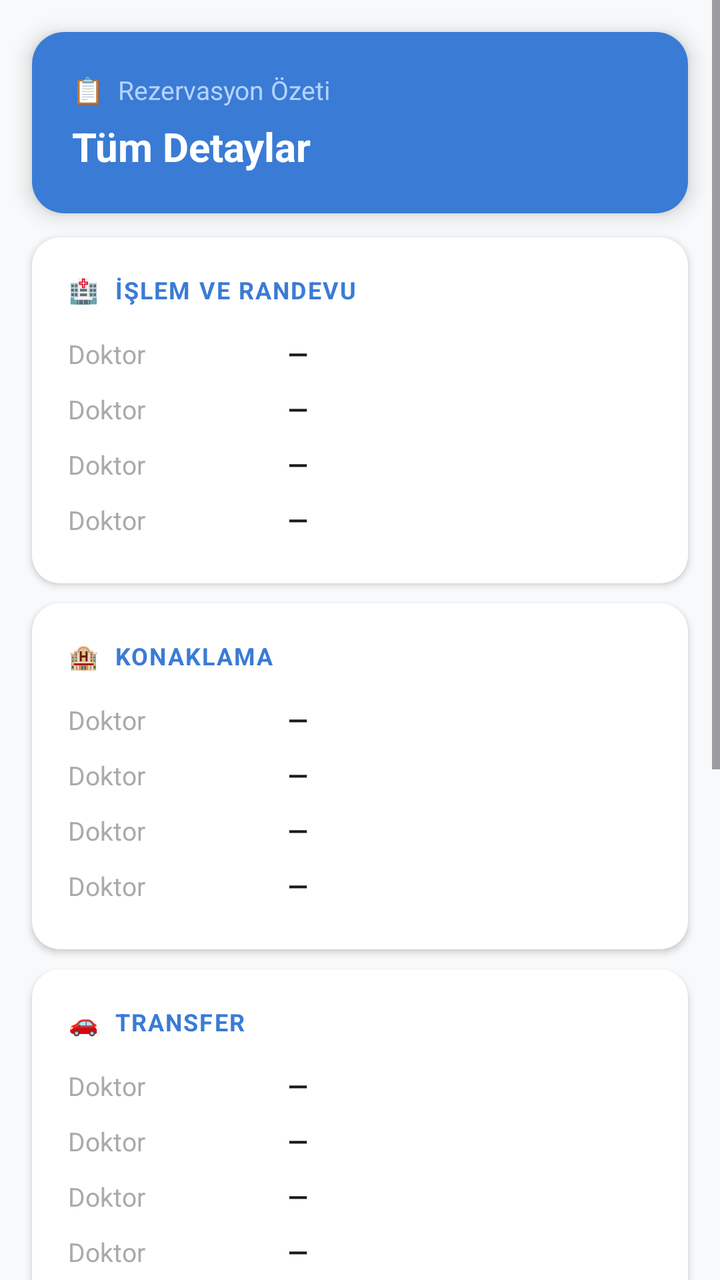
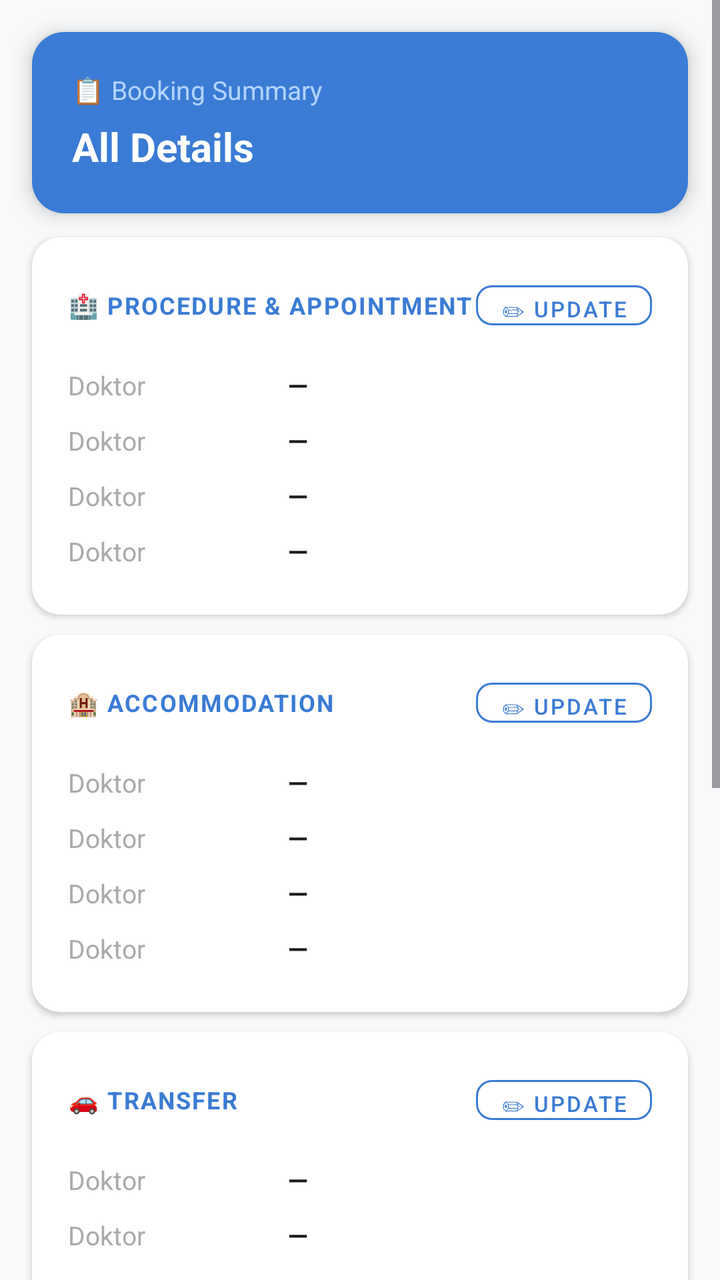

An Android layout rendered at two revisions. The XML below is the earlier revision; the diff shows what the commit changed to produce the second picture.
<!-- AndroidManifest.xml: application theme Theme.HealifyApp -->
<!-- res/layout/fragment_summary.xml -->
<?xml version="1.0" encoding="utf-8"?>
<ScrollView xmlns:android="http://schemas.android.com/apk/res/android"
    xmlns:app="http://schemas.android.com/apk/res-auto"
    android:layout_width="match_parent"
    android:layout_height="match_parent"
    android:background="#F8F9FA">

    <LinearLayout
        android:layout_width="match_parent"
        android:layout_height="wrap_content"
        android:orientation="vertical"
        android:paddingBottom="40dp">

        
        <androidx.cardview.widget.CardView
            android:layout_width="match_parent"
            android:layout_height="wrap_content"
            android:layout_marginStart="16dp"
            android:layout_marginEnd="16dp"
            android:layout_marginTop="16dp"
            app:cardCornerRadius="16dp"
            app:cardElevation="6dp">
            <LinearLayout android:layout_width="match_parent" android:layout_height="wrap_content"
                android:orientation="vertical" android:padding="20dp" android:background="#3A7BD5">
                <TextView android:layout_width="wrap_content" android:layout_height="wrap_content"
                    android:text="📋  Rezervasyon Özeti" android:textColor="#B3D4FF" android:textSize="13sp" />
                <TextView android:layout_width="wrap_content" android:layout_height="wrap_content"
                    android:text="Tüm Detaylar" android:textColor="#FFFFFF"
                    android:textSize="20sp" android:textStyle="bold" android:layout_marginTop="6dp" />
            </LinearLayout>
        </androidx.cardview.widget.CardView>

        
        <androidx.cardview.widget.CardView
            android:layout_width="match_parent" android:layout_height="wrap_content"
            android:layout_marginStart="16dp" android:layout_marginEnd="16dp" android:layout_marginTop="12dp"
            app:cardCornerRadius="14dp" app:cardElevation="2dp">
            <LinearLayout android:layout_width="match_parent" android:layout_height="wrap_content"
                android:orientation="vertical" android:padding="18dp" android:background="#FFFFFF">
                <TextView android:layout_width="wrap_content" android:layout_height="wrap_content"
                    android:text="🏥  İŞLEM VE RANDEVU"
                    android:textColor="#3A7BD5" android:textSize="12sp" android:textStyle="bold"
                    android:letterSpacing="0.06" android:layout_marginBottom="10dp" />
                <include layout="@layout/item_summary_row" android:id="@+id/rowDoctor" />
                <include layout="@layout/item_summary_row" android:id="@+id/rowCategory" />
                <include layout="@layout/item_summary_row" android:id="@+id/rowDate" />
                <include layout="@layout/item_summary_row" android:id="@+id/rowTime" />
            </LinearLayout>
        </androidx.cardview.widget.CardView>

        
        <androidx.cardview.widget.CardView
            android:layout_width="match_parent" android:layout_height="wrap_content"
            android:layout_marginStart="16dp" android:layout_marginEnd="16dp" android:layout_marginTop="10dp"
            app:cardCornerRadius="14dp" app:cardElevation="2dp">
            <LinearLayout android:layout_width="match_parent" android:layout_height="wrap_content"
                android:orientation="vertical" android:padding="18dp" android:background="#FFFFFF">
                <TextView android:layout_width="wrap_content" android:layout_height="wrap_content"
                    android:text="🏨  KONAKLAMA"
                    android:textColor="#3A7BD5" android:textSize="12sp" android:textStyle="bold"
                    android:letterSpacing="0.06" android:layout_marginBottom="10dp" />
                <include layout="@layout/item_summary_row" android:id="@+id/rowHotel" />
                <include layout="@layout/item_summary_row" android:id="@+id/rowCheckin" />
                <include layout="@layout/item_summary_row" android:id="@+id/rowCheckout" />
                <include layout="@layout/item_summary_row" android:id="@+id/rowStay" />
            </LinearLayout>
        </androidx.cardview.widget.CardView>

        
        <androidx.cardview.widget.CardView
            android:layout_width="match_parent" android:layout_height="wrap_content"
            android:layout_marginStart="16dp" android:layout_marginEnd="16dp" android:layout_marginTop="10dp"
            app:cardCornerRadius="14dp" app:cardElevation="2dp">
            <LinearLayout android:layout_width="match_parent" android:layout_height="wrap_content"
                android:orientation="vertical" android:padding="18dp" android:background="#FFFFFF">
                <TextView android:layout_width="wrap_content" android:layout_height="wrap_content"
                    android:text="🚗  TRANSFER"
                    android:textColor="#3A7BD5" android:textSize="12sp" android:textStyle="bold"
                    android:letterSpacing="0.06" android:layout_marginBottom="10dp" />
                <include layout="@layout/item_summary_row" android:id="@+id/rowDriver" />
                <include layout="@layout/item_summary_row" android:id="@+id/rowVehicle" />
                <include layout="@layout/item_summary_row" android:id="@+id/rowPlate" />
                <include layout="@layout/item_summary_row" android:id="@+id/rowLanding" />
                <include layout="@layout/item_summary_row" android:id="@+id/rowPickup" />
            </LinearLayout>
        </androidx.cardview.widget.CardView>

        
        <androidx.cardview.widget.CardView
            android:layout_width="match_parent" android:layout_height="wrap_content"
            android:layout_marginStart="16dp" android:layout_marginEnd="16dp" android:layout_marginTop="10dp"
            app:cardCornerRadius="14dp" app:cardElevation="3dp">
            <LinearLayout android:layout_width="match_parent" android:layout_height="wrap_content"
                android:orientation="vertical" android:padding="18dp" android:background="#EEF4FF">
                <TextView android:layout_width="wrap_content" android:layout_height="wrap_content"
                    android:text="💳  ÖDEME ÖZETİ"
                    android:textColor="#3A7BD5" android:textSize="12sp" android:textStyle="bold"
                    android:letterSpacing="0.06" android:layout_marginBottom="10dp" />
                <include layout="@layout/item_summary_row" android:id="@+id/rowHotelCost" />
                <include layout="@layout/item_summary_row" android:id="@+id/rowTransferCost" />
                <include layout="@layout/item_summary_row" android:id="@+id/rowDeposit" />
                <View android:layout_width="match_parent" android:layout_height="1dp"
                    android:background="#B3D4FF" android:layout_marginTop="8dp" android:layout_marginBottom="8dp" />
                <LinearLayout android:layout_width="match_parent" android:layout_height="wrap_content"
                    android:orientation="horizontal" android:gravity="center_vertical">
                    <TextView android:layout_width="0dp" android:layout_height="wrap_content"
                        android:layout_weight="1" android:text="TOPLAM" android:textColor="#1A1A1A"
                        android:textSize="15sp" android:textStyle="bold" />
                    <TextView android:id="@+id/tvTotalAmount" android:layout_width="wrap_content"
                        android:layout_height="wrap_content" android:textColor="#3A7BD5"
                        android:textSize="22sp" android:textStyle="bold" />
                </LinearLayout>
            </LinearLayout>
        </androidx.cardview.widget.CardView>

        
        <com.google.android.material.button.MaterialButton
            android:id="@+id/btnSendEmail"
            style="@style/Widget.MaterialComponents.Button.OutlinedButton"
            android:layout_width="match_parent"
            android:layout_height="52dp"
            android:layout_marginStart="16dp"
            android:layout_marginEnd="16dp"
            android:layout_marginTop="20dp"
            android:text="📧   Onay Maili Gönder"
            android:textSize="15sp"
            android:textStyle="bold"
            android:textColor="#3A7BD5"
            app:strokeColor="#3A7BD5"
            app:strokeWidth="1.5dp"
            app:cornerRadius="14dp" />

        
        <Button
            android:id="@+id/btnGoToPayment"
            android:layout_width="match_parent"
            android:layout_height="56dp"
            android:layout_marginStart="16dp"
            android:layout_marginEnd="16dp"
            android:layout_marginTop="10dp"
            android:text="💳   Ödeme Yap"
            android:textSize="16sp"
            android:textStyle="bold"
            android:backgroundTint="#3A7BD5"
            android:textColor="@android:color/white"
            app:cornerRadius="14dp" />

    </LinearLayout>
</ScrollView>
<!-- res/layout/item_summary_row.xml (included above) -->
<?xml version="1.0" encoding="utf-8"?>
<LinearLayout xmlns:android="http://schemas.android.com/apk/res/android"
    android:layout_width="match_parent"
    android:layout_height="wrap_content"
    android:orientation="horizontal"
    android:gravity="center_vertical"
    android:paddingTop="5dp"
    android:paddingBottom="5dp">

    <TextView
        android:id="@+id/tvLabel"
        android:layout_width="110dp"
        android:layout_height="wrap_content"
        android:text="Doktor"
        android:textColor="#AAAAAA"
        android:textSize="13sp" />

    <TextView
        android:id="@+id/tvValue"
        android:layout_width="0dp"
        android:layout_height="wrap_content"
        android:layout_weight="1"
        android:text="—"
        android:textColor="#1A1A1A"
        android:textSize="13sp"
        android:textStyle="bold" />

</LinearLayout>
<!-- resources referenced by this layout -->
<resources>
  <style name="Theme.HealifyApp" parent="Base.Theme.HealifyApp" />
  <style name="Base.Theme.HealifyApp" parent="Theme.Material3.DayNight.NoActionBar">
          
          
      </style>
</resources>

<!-- the commit's change to res/layout/fragment_summary.xml (unified diff, before → after) -->
@@ -23,10 +23,14 @@
             <LinearLayout android:layout_width="match_parent" android:layout_height="wrap_content"
                 android:orientation="vertical" android:padding="20dp" android:background="#3A7BD5">
                 <TextView android:layout_width="wrap_content" android:layout_height="wrap_content"
-                    android:text="📋  Rezervasyon Özeti" android:textColor="#B3D4FF" android:textSize="13sp" />
+                    android:text="@string/summary_header_label"
+                    android:textColor="#B3D4FF" android:textSize="13sp"
+                    android:textAlignment="viewStart" />
                 <TextView android:layout_width="wrap_content" android:layout_height="wrap_content"
-                    android:text="Tüm Detaylar" android:textColor="#FFFFFF"
-                    android:textSize="20sp" android:textStyle="bold" android:layout_marginTop="6dp" />
+                    android:text="@string/summary_all_details"
+                    android:textColor="#FFFFFF" android:textSize="20sp"
+                    android:textStyle="bold" android:layout_marginTop="6dp"
+                    android:textAlignment="viewStart" />
             </LinearLayout>
         </androidx.cardview.widget.CardView>
 
@@ -37,10 +41,26 @@
             app:cardCornerRadius="14dp" app:cardElevation="2dp">
             <LinearLayout android:layout_width="match_parent" android:layout_height="wrap_content"
                 android:orientation="vertical" android:padding="18dp" android:background="#FFFFFF">
-                <TextView android:layout_width="wrap_content" android:layout_height="wrap_content"
-                    android:text="🏥  İŞLEM VE RANDEVU"
-                    android:textColor="#3A7BD5" android:textSize="12sp" android:textStyle="bold"
-                    android:letterSpacing="0.06" android:layout_marginBottom="10dp" />
+
+                <LinearLayout android:layout_width="match_parent" android:layout_height="wrap_content"
+                    android:orientation="horizontal" android:gravity="center_vertical"
+                    android:layout_marginBottom="10dp">
+                    <TextView android:layout_width="0dp" android:layout_height="wrap_content"
+                        android:layout_weight="1"
+                        android:text="@string/summary_section_appointment"
+                        android:textColor="#3A7BD5" android:textSize="12sp" android:textStyle="bold"
+                        android:letterSpacing="0.06" android:textAlignment="viewStart" />
+                    <com.google.android.material.button.MaterialButton
+                        android:id="@+id/btnUpdateAppointment"
+                        style="@style/Widget.MaterialComponents.Button.OutlinedButton"
+                        android:layout_width="wrap_content" android:layout_height="32dp"
+                        android:text="@string/summary_update_btn"
+                        android:textSize="11sp" android:textColor="#3A7BD5"
+                        app:strokeColor="#3A7BD5" app:strokeWidth="1dp"
+                        app:cornerRadius="8dp"
+                        android:paddingStart="10dp" android:paddingEnd="10dp" />
+                </LinearLayout>
+
                 <include layout="@layout/item_summary_row" android:id="@+id/rowDoctor" />
                 <include layout="@layout/item_summary_row" android:id="@+id/rowCategory" />
                 <include layout="@layout/item_summary_row" android:id="@+id/rowDate" />
@@ -55,10 +75,26 @@
             app:cardCornerRadius="14dp" app:cardElevation="2dp">
             <LinearLayout android:layout_width="match_parent" android:layout_height="wrap_content"
                 android:orientation="vertical" android:padding="18dp" android:background="#FFFFFF">
-                <TextView android:layout_width="wrap_content" android:layout_height="wrap_content"
-                    android:text="🏨  KONAKLAMA"
-                    android:textColor="#3A7BD5" android:textSize="12sp" android:textStyle="bold"
-                    android:letterSpacing="0.06" android:layout_marginBottom="10dp" />
+
+                <LinearLayout android:layout_width="match_parent" android:layout_height="wrap_content"
+                    android:orientation="horizontal" android:gravity="center_vertical"
+                    android:layout_marginBottom="10dp">
+                    <TextView android:layout_width="0dp" android:layout_height="wrap_content"
+                        android:layout_weight="1"
+                        android:text="@string/summary_section_accommodation"
+                        android:textColor="#3A7BD5" android:textSize="12sp" android:textStyle="bold"
+                        android:letterSpacing="0.06" android:textAlignment="viewStart" />
+                    <com.google.android.material.button.MaterialButton
+                        android:id="@+id/btnUpdateHotel"
+                        style="@style/Widget.MaterialComponents.Button.OutlinedButton"
+                        android:layout_width="wrap_content" android:layout_height="32dp"
+                        android:text="@string/summary_update_btn"
+                        android:textSize="11sp" android:textColor="#3A7BD5"
+                        app:strokeColor="#3A7BD5" app:strokeWidth="1dp"
+                        app:cornerRadius="8dp"
+                        android:paddingStart="10dp" android:paddingEnd="10dp" />
+                </LinearLayout>
+
                 <include layout="@layout/item_summary_row" android:id="@+id/rowHotel" />
                 <include layout="@layout/item_summary_row" android:id="@+id/rowCheckin" />
                 <include layout="@layout/item_summary_row" android:id="@+id/rowCheckout" />
@@ -73,10 +109,26 @@
             app:cardCornerRadius="14dp" app:cardElevation="2dp">
             <LinearLayout android:layout_width="match_parent" android:layout_height="wrap_content"
                 android:orientation="vertical" android:padding="18dp" android:background="#FFFFFF">
-                <TextView android:layout_width="wrap_content" android:layout_height="wrap_content"
-                    android:text="🚗  TRANSFER"
-                    android:textColor="#3A7BD5" android:textSize="12sp" android:textStyle="bold"
-                    android:letterSpacing="0.06" android:layout_marginBottom="10dp" />
+
+                <LinearLayout android:layout_width="match_parent" android:layout_height="wrap_content"
+                    android:orientation="horizontal" android:gravity="center_vertical"
+                    android:layout_marginBottom="10dp">
+                    <TextView android:layout_width="0dp" android:layout_height="wrap_content"
+                        android:layout_weight="1"
+                        android:text="@string/summary_section_transfer"
+                        android:textColor="#3A7BD5" android:textSize="12sp" android:textStyle="bold"
+                        android:letterSpacing="0.06" android:textAlignment="viewStart" />
+                    <com.google.android.material.button.MaterialButton
+                        android:id="@+id/btnUpdateTransfer"
+                        style="@style/Widget.MaterialComponents.Button.OutlinedButton"
+                        android:layout_width="wrap_content" android:layout_height="32dp"
+                        android:text="@string/summary_update_btn"
+                        android:textSize="11sp" android:textColor="#3A7BD5"
+                        app:strokeColor="#3A7BD5" app:strokeWidth="1dp"
+                        app:cornerRadius="8dp"
+                        android:paddingStart="10dp" android:paddingEnd="10dp" />
+                </LinearLayout>
+
                 <include layout="@layout/item_summary_row" android:id="@+id/rowDriver" />
                 <include layout="@layout/item_summary_row" android:id="@+id/rowVehicle" />
                 <include layout="@layout/item_summary_row" android:id="@+id/rowPlate" />
@@ -93,9 +145,10 @@
             <LinearLayout android:layout_width="match_parent" android:layout_height="wrap_content"
                 android:orientation="vertical" android:padding="18dp" android:background="#EEF4FF">
                 <TextView android:layout_width="wrap_content" android:layout_height="wrap_content"
-                    android:text="💳  ÖDEME ÖZETİ"
+                    android:text="@string/summary_section_payment"
                     android:textColor="#3A7BD5" android:textSize="12sp" android:textStyle="bold"
-                    android:letterSpacing="0.06" android:layout_marginBottom="10dp" />
+                    android:letterSpacing="0.06" android:layout_marginBottom="10dp"
+                    android:textAlignment="viewStart" />
                 <include layout="@layout/item_summary_row" android:id="@+id/rowHotelCost" />
                 <include layout="@layout/item_summary_row" android:id="@+id/rowTransferCost" />
                 <include layout="@layout/item_summary_row" android:id="@+id/rowDeposit" />
@@ -104,31 +157,16 @@
                 <LinearLayout android:layout_width="match_parent" android:layout_height="wrap_content"
                     android:orientation="horizontal" android:gravity="center_vertical">
                     <TextView android:layout_width="0dp" android:layout_height="wrap_content"
-                        android:layout_weight="1" android:text="TOPLAM" android:textColor="#1A1A1A"
-                        android:textSize="15sp" android:textStyle="bold" />
+                        android:layout_weight="1"
+                        android:text="@string/summary_total"
+                        android:textColor="#1A1A1A" android:textSize="15sp" android:textStyle="bold"
+                        android:textAlignment="viewStart" />
                     <TextView android:id="@+id/tvTotalAmount" android:layout_width="wrap_content"
                         android:layout_height="wrap_content" android:textColor="#3A7BD5"
                         android:textSize="22sp" android:textStyle="bold" />
                 </LinearLayout>
             </LinearLayout>
         </androidx.cardview.widget.CardView>
-
-        
-        <com.google.android.material.button.MaterialButton
-            android:id="@+id/btnSendEmail"
-            style="@style/Widget.MaterialComponents.Button.OutlinedButton"
-            android:layout_width="match_parent"
-            android:layout_height="52dp"
-            android:layout_marginStart="16dp"
-            android:layout_marginEnd="16dp"
-            android:layout_marginTop="20dp"
-            android:text="📧   Onay Maili Gönder"
-            android:textSize="15sp"
-            android:textStyle="bold"
-            android:textColor="#3A7BD5"
-            app:strokeColor="#3A7BD5"
-            app:strokeWidth="1.5dp"
-            app:cornerRadius="14dp" />
 
         
         <Button
@@ -138,7 +176,7 @@
             android:layout_marginStart="16dp"
             android:layout_marginEnd="16dp"
             android:layout_marginTop="10dp"
-            android:text="💳   Ödeme Yap"
+            android:text="@string/summary_pay_btn"
             android:textSize="16sp"
             android:textStyle="bold"
             android:backgroundTint="#3A7BD5"
<!-- resource entries referenced after the edit -->
@@ -1,5 +1,14 @@
 <!-- resources referenced by this layout -->
 <resources>
+  <string name="summary_all_details">All Details</string>
+  <string name="summary_header_label">📋  Booking Summary</string>
+  <string name="summary_pay_btn">💳   Proceed to Payment</string>
+  <string name="summary_section_accommodation">🏨  ACCOMMODATION</string>
+  <string name="summary_section_appointment">🏥  PROCEDURE &amp; APPOINTMENT</string>
+  <string name="summary_section_payment">💳  PAYMENT SUMMARY</string>
+  <string name="summary_section_transfer">🚗  TRANSFER</string>
+  <string name="summary_total">TOTAL</string>
+  <string name="summary_update_btn">✏  Update</string>
   <style name="Theme.HealifyApp" parent="Base.Theme.HealifyApp" />
   <style name="Base.Theme.HealifyApp" parent="Theme.Material3.DayNight.NoActionBar">
           
